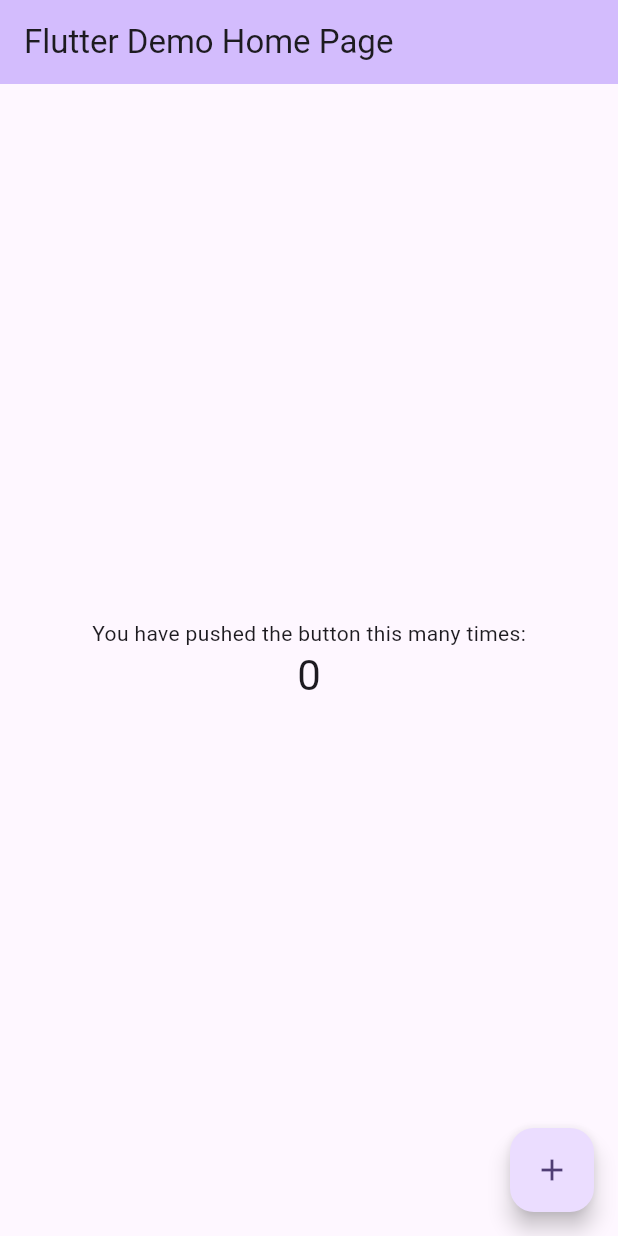
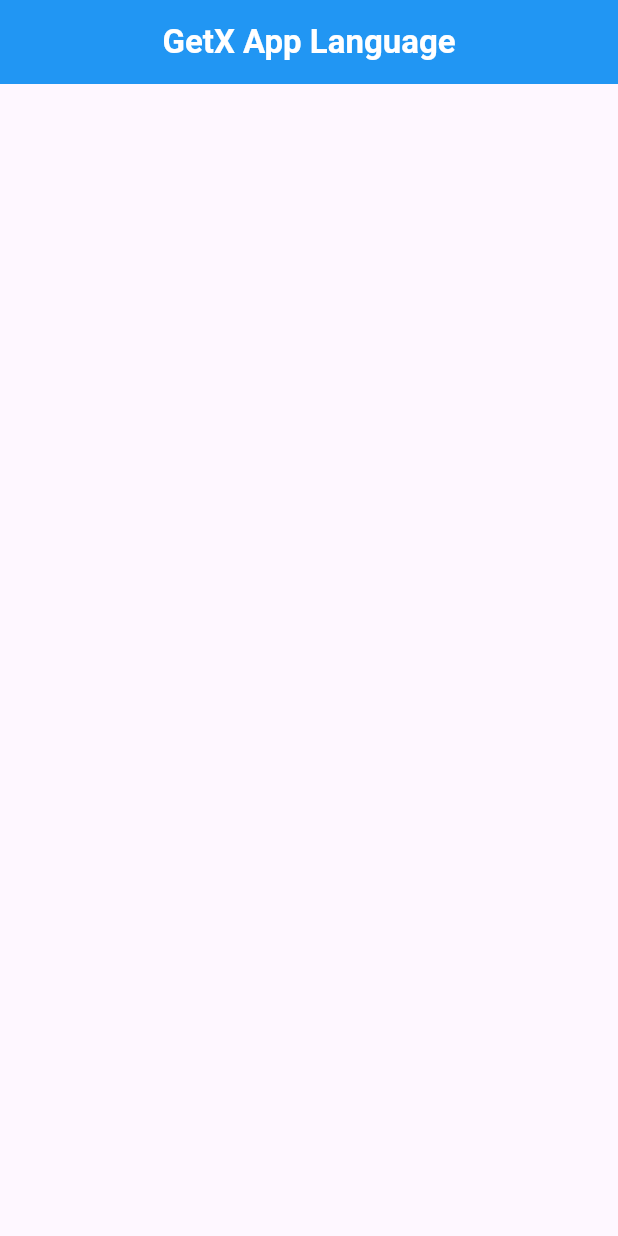
Before and after one commit to alhasann351/getx_localization_change_app_language, a Flutter app: the screen it shows after launch, on a phone screen of 412 x 824 dp. Run offline on Flutter 3.47's test engine with Material 3 defaults, Android fonts, the phone set to English and light mode, and no system bars; our stand-ins replace get.

Commit message:
appbar-homepage-created

```diff
--- a/lib/main.dart
+++ b/lib/main.dart
@@ -1,4 +1,6 @@
 import 'package:flutter/material.dart';
+import 'package:get/get.dart';
+import 'my_home_page.dart';
 
 void main() {
   runApp(const MyApp());
@@ -7,119 +9,11 @@ void main() {
 class MyApp extends StatelessWidget {
   const MyApp({super.key});
 
-  // This widget is the root of your application.
   @override
   Widget build(BuildContext context) {
-    return MaterialApp(
-      title: 'Flutter Demo',
-      theme: ThemeData(
-        // This is the theme of your application.
-        //
-        // TRY THIS: Try running your application with "flutter run". You'll see
-        // the application has a purple toolbar. Then, without quitting the app,
-        // try changing the seedColor in the colorScheme below to Colors.green
-        // and then invoke "hot reload" (save your changes or press the "hot
-        // reload" button in a Flutter-supported IDE, or press "r" if you used
-        // the command line to start the app).
-        //
-        // Notice that the counter didn't reset back to zero; the application
-        // state is not lost during the reload. To reset the state, use hot
-        // restart instead.
-        //
-        // This works for code too, not just values: Most code changes can be
-        // tested with just a hot reload.
-        colorScheme: ColorScheme.fromSeed(seedColor: Colors.deepPurple),
-        useMaterial3: true,
-      ),
-      home: const MyHomePage(title: 'Flutter Demo Home Page'),
+    return const GetMaterialApp(
+      debugShowCheckedModeBanner: false,
+      home: MyHomePage(),
     );
   }
 }
-
-class MyHomePage extends StatefulWidget {
-  const MyHomePage({super.key, required this.title});
-
-  // This widget is the home page of your application. It is stateful, meaning
-  // that it has a State object (defined below) that contains fields that affect
-  // how it looks.
-
-  // This class is the configuration for the state. It holds the values (in this
-  // case the title) provided by the parent (in this case the App widget) and
-  // used by the build method of the State. Fields in a Widget subclass are
-  // always marked "final".
-
-  final String title;
-
-  @override
-  State<MyHomePage> createState() => _MyHomePageState();
-}
-
-class _MyHomePageState extends State<MyHomePage> {
-  int _counter = 0;
-
-  void _incrementCounter() {
-    setState(() {
-      // This call to setState tells the Flutter framework that something has
-      // changed in this State, which causes it to rerun the build method below
-      // so that the display can reflect the updated values. If we changed
-      // _counter without calling setState(), then the build method would not be
-      // called again, and so nothing would appear to happen.
-      _counter++;
-    });
-  }
-
-  @override
-  Widget build(BuildContext context) {
-    // This method is rerun every time setState is called, for instance as done
-    // by the _incrementCounter method above.
-    //
-    // The Flutter framework has been optimized to make rerunning build methods
-    // fast, so that you can just rebuild anything that needs updating rather
-    // than having to individually change instances of widgets.
-    return Scaffold(
-      appBar: AppBar(
-        // TRY THIS: Try changing the color here to a specific color (to
-        // Colors.amber, perhaps?) and trigger a hot reload to see the AppBar
-        // change color while the other colors stay the same.
-        backgroundColor: Theme.of(context).colorScheme.inversePrimary,
-        // Here we take the value from the MyHomePage object that was created by
-        // the App.build method, and use it to set our appbar title.
-        title: Text(widget.title),
-      ),
-      body: Center(
-        // Center is a layout widget. It takes a single child and positions it
-        // in the middle of the parent.
-        child: Column(
-          // Column is also a layout widget. It takes a list of children and
-          // arranges them vertically. By default, it sizes itself to fit its
-          // children horizontally, and tries to be as tall as its parent.
-          //
-          // Column has various properties to control how it sizes itself and
-          // how it positions its children. Here we use mainAxisAlignment to
-          // center the children vertically; the main axis here is the vertical
-          // axis because Columns are vertical (the cross axis would be
-          // horizontal).
-          //
-          // TRY THIS: Invoke "debug painting" (choose the "Toggle Debug Paint"
-          // action in the IDE, or press "p" in the console), to see the
-          // wireframe for each widget.
-          mainAxisAlignment: MainAxisAlignment.center,
-          children: <Widget>[
-            const Text(
-              'You have pushed the button this many times:',
-            ),
-            Text(
-              '$_counter',
-              style: Theme.of(context).textTheme.headlineMedium,
-            ),
-          ],
-        ),
-      ),
-      floatingActionButton: FloatingActionButton(
-        onPressed: _incrementCounter,
-        tooltip: 'Increment',
-        child: const Icon(Icons.add),
-      ), // This trailing comma makes auto-formatting nicer for build methods.
-    );
-  }
-}
--- /dev/null
+++ b/lib/my_home_page.dart
@@ -0,0 +1,28 @@
+import 'package:flutter/material.dart';
+
+class MyHomePage extends StatefulWidget {
+  const MyHomePage({super.key});
+
+  @override
+  State<MyHomePage> createState() => _MyHomePageState();
+}
+
+class _MyHomePageState extends State<MyHomePage> {
+  @override
+  Widget build(BuildContext context) {
+    return Scaffold(
+      appBar: AppBar(
+        centerTitle: true,
+        backgroundColor: Colors.blue,
+        title: const Text(
+          'GetX App Language',
+          style: TextStyle(
+            fontWeight: FontWeight.bold,
+            fontSize: 22,
+            color: Colors.white,
+          ),
+        ),
+      ),
+    );
+  }
+}
--- a/pubspec.yaml
+++ b/pubspec.yaml
@@ -35,6 +35,7 @@ dependencies:
   # The following adds the Cupertino Icons font to your application.
   # Use with the CupertinoIcons class for iOS style icons.
   cupertino_icons: ^1.0.6
+  get:
 
 dev_dependencies:
   flutter_test:
```
Also changed, not shown: pubspec.lock.
